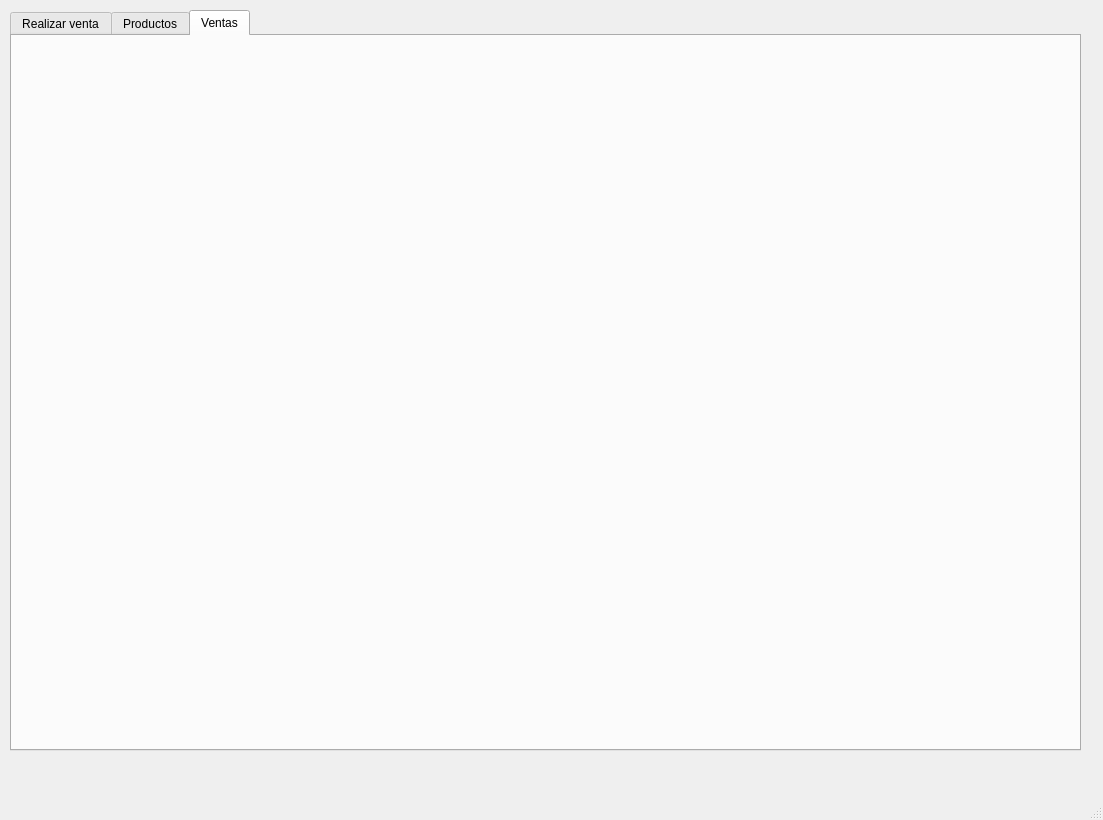
Above: code/ui_files/mainwindow.ui from Perer876/tiendita before the change. Below: the same form after it.
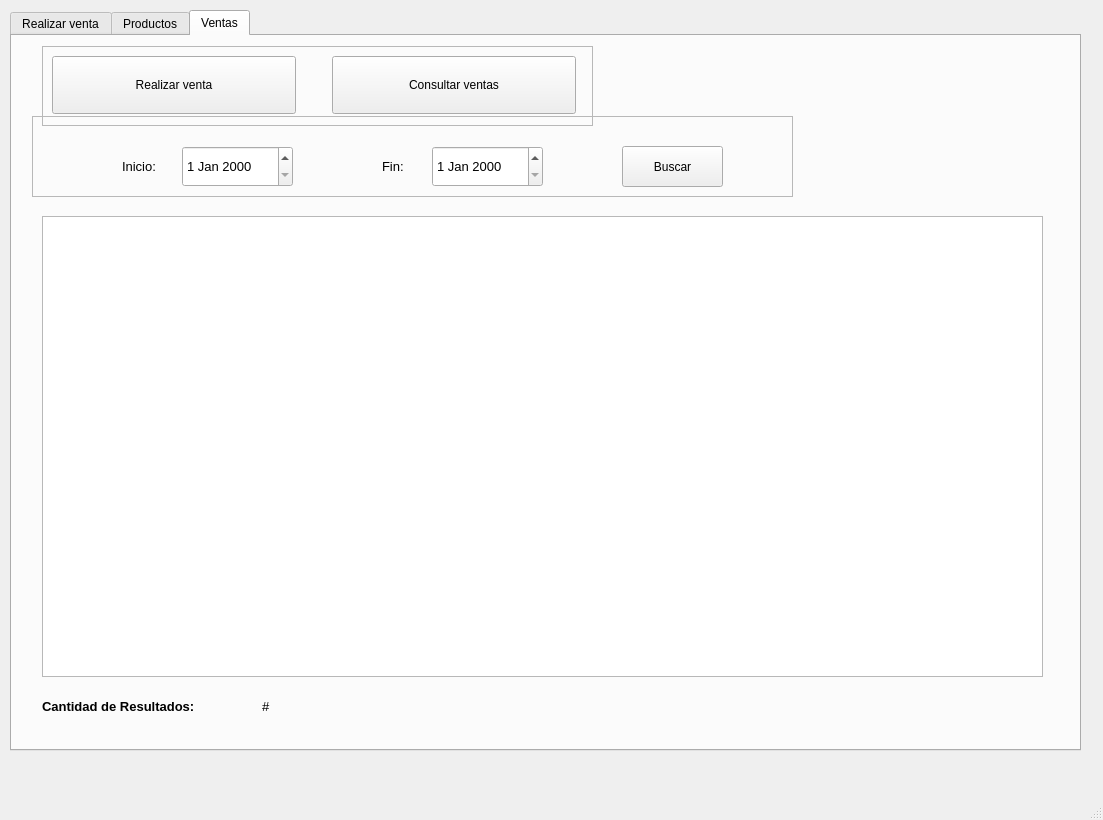
That is the form after the change. The open tabs and pages were chosen to show the change. Icons and pictures are not drawn.

Commit message: Vista para ventas y archivo ui_mainwindow.py

Diff of the .ui file:
```diff
--- a/code/ui_files/mainwindow.ui
+++ b/code/ui_files/mainwindow.ui
@@ -265,6 +265,209 @@
      <attribute name="title">
       <string>Ventas</string>
      </attribute>
+     <widget class="QListWidget" name="ventas_listWidget">
+      <property name="geometry">
+       <rect>
+        <x>30</x>
+        <y>180</y>
+        <width>1001</width>
+        <height>461</height>
+       </rect>
+      </property>
+     </widget>
+     <widget class="QFrame" name="frame_4">
+      <property name="geometry">
+       <rect>
+        <x>20</x>
+        <y>80</y>
+        <width>761</width>
+        <height>81</height>
+       </rect>
+      </property>
+      <property name="frameShape">
+       <enum>QFrame::StyledPanel</enum>
+      </property>
+      <property name="frameShadow">
+       <enum>QFrame::Raised</enum>
+      </property>
+      <widget class="QLabel" name="label_8">
+       <property name="geometry">
+        <rect>
+         <x>90</x>
+         <y>30</y>
+         <width>47</width>
+         <height>41</height>
+        </rect>
+       </property>
+       <property name="font">
+        <font>
+         <pointsize>10</pointsize>
+        </font>
+       </property>
+       <property name="text">
+        <string>Inicio:</string>
+       </property>
+      </widget>
+      <widget class="QDateEdit" name="inicio_dateEdit">
+       <property name="geometry">
+        <rect>
+         <x>150</x>
+         <y>30</y>
+         <width>111</width>
+         <height>41</height>
+        </rect>
+       </property>
+       <property name="font">
+        <font>
+         <pointsize>10</pointsize>
+        </font>
+       </property>
+      </widget>
+      <widget class="QLabel" name="label_7">
+       <property name="geometry">
+        <rect>
+         <x>350</x>
+         <y>30</y>
+         <width>47</width>
+         <height>41</height>
+        </rect>
+       </property>
+       <property name="font">
+        <font>
+         <pointsize>10</pointsize>
+        </font>
+       </property>
+       <property name="text">
+        <string>Fin:</string>
+       </property>
+      </widget>
+      <widget class="QDateEdit" name="fin_dateEdit">
+       <property name="geometry">
+        <rect>
+         <x>400</x>
+         <y>30</y>
+         <width>111</width>
+         <height>41</height>
+        </rect>
+       </property>
+       <property name="font">
+        <font>
+         <pointsize>10</pointsize>
+        </font>
+       </property>
+      </widget>
+      <widget class="QPushButton" name="buscar_venta_pushButton">
+       <property name="geometry">
+        <rect>
+         <x>590</x>
+         <y>30</y>
+         <width>101</width>
+         <height>41</height>
+        </rect>
+       </property>
+       <property name="text">
+        <string>Buscar</string>
+       </property>
+       <property name="icon">
+        <iconset resource="../assets/resources.qrc">
+         <normaloff>:/images/003-open-book-8.png</normaloff>:/images/003-open-book-8.png</iconset>
+       </property>
+       <property name="iconSize">
+        <size>
+         <width>25</width>
+         <height>25</height>
+        </size>
+       </property>
+      </widget>
+     </widget>
+     <widget class="QFrame" name="frame_6">
+      <property name="geometry">
+       <rect>
+        <x>30</x>
+        <y>10</y>
+        <width>551</width>
+        <height>80</height>
+       </rect>
+      </property>
+      <property name="frameShape">
+       <enum>QFrame::StyledPanel</enum>
+      </property>
+      <property name="frameShadow">
+       <enum>QFrame::Raised</enum>
+      </property>
+      <widget class="QPushButton" name="realizar_venta_pushButton_2">
+       <property name="geometry">
+        <rect>
+         <x>10</x>
+         <y>10</y>
+         <width>244</width>
+         <height>58</height>
+        </rect>
+       </property>
+       <property name="text">
+        <string>Realizar venta</string>
+       </property>
+       <property name="icon">
+        <iconset>
+         <normaloff>../assets/images/001-cart.png</normaloff>../assets/images/001-cart.png</iconset>
+       </property>
+       <property name="iconSize">
+        <size>
+         <width>50</width>
+         <height>50</height>
+        </size>
+       </property>
+      </widget>
+      <widget class="QPushButton" name="consultar_ventas_pushButton">
+       <property name="geometry">
+        <rect>
+         <x>290</x>
+         <y>10</y>
+         <width>244</width>
+         <height>58</height>
+        </rect>
+       </property>
+       <property name="text">
+        <string>Consultar ventas</string>
+       </property>
+       <property name="icon">
+        <iconset resource="../assets/resources.qrc">
+         <normaloff>:/images/003-open-book-8.png</normaloff>:/images/003-open-book-8.png</iconset>
+       </property>
+       <property name="iconSize">
+        <size>
+         <width>50</width>
+         <height>50</height>
+        </size>
+       </property>
+      </widget>
+     </widget>
+     <widget class="QLabel" name="label_6">
+      <property name="geometry">
+       <rect>
+        <x>30</x>
+        <y>660</y>
+        <width>221</width>
+        <height>21</height>
+       </rect>
+      </property>
+      <property name="text">
+       <string>&lt;html&gt;&lt;head/&gt;&lt;body&gt;&lt;p&gt;&lt;span style=&quot; font-size:10pt; font-weight:600;&quot;&gt;Cantidad de Resultados:&lt;/span&gt;&lt;/p&gt;&lt;/body&gt;&lt;/html&gt;</string>
+      </property>
+     </widget>
+     <widget class="QLabel" name="label_9">
+      <property name="geometry">
+       <rect>
+        <x>250</x>
+        <y>660</y>
+        <width>161</width>
+        <height>21</height>
+       </rect>
+      </property>
+      <property name="text">
+       <string>&lt;html&gt;&lt;head/&gt;&lt;body&gt;&lt;p&gt;&lt;span style=&quot; font-size:10pt;&quot;&gt;#&lt;/span&gt;&lt;/p&gt;&lt;/body&gt;&lt;/html&gt;</string>
+      </property>
+     </widget>
     </widget>
    </widget>
   </widget>
```
Left out of the diff: 61 changed lines with no effect on the pictures. The commit also changes 1 other file.
